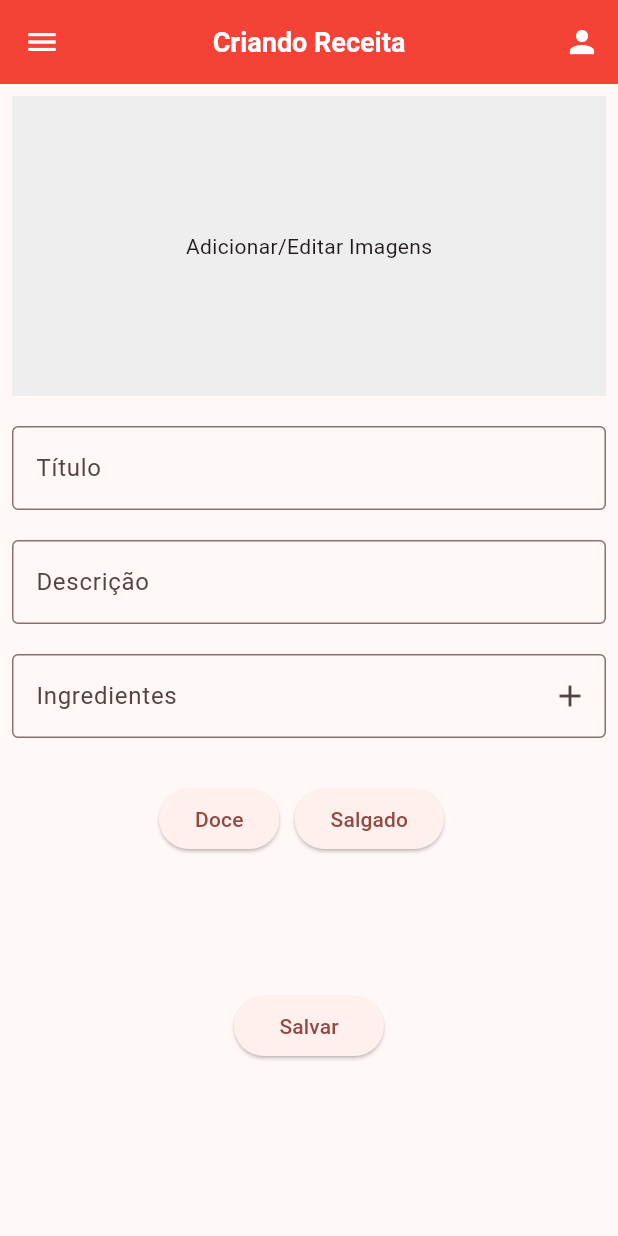
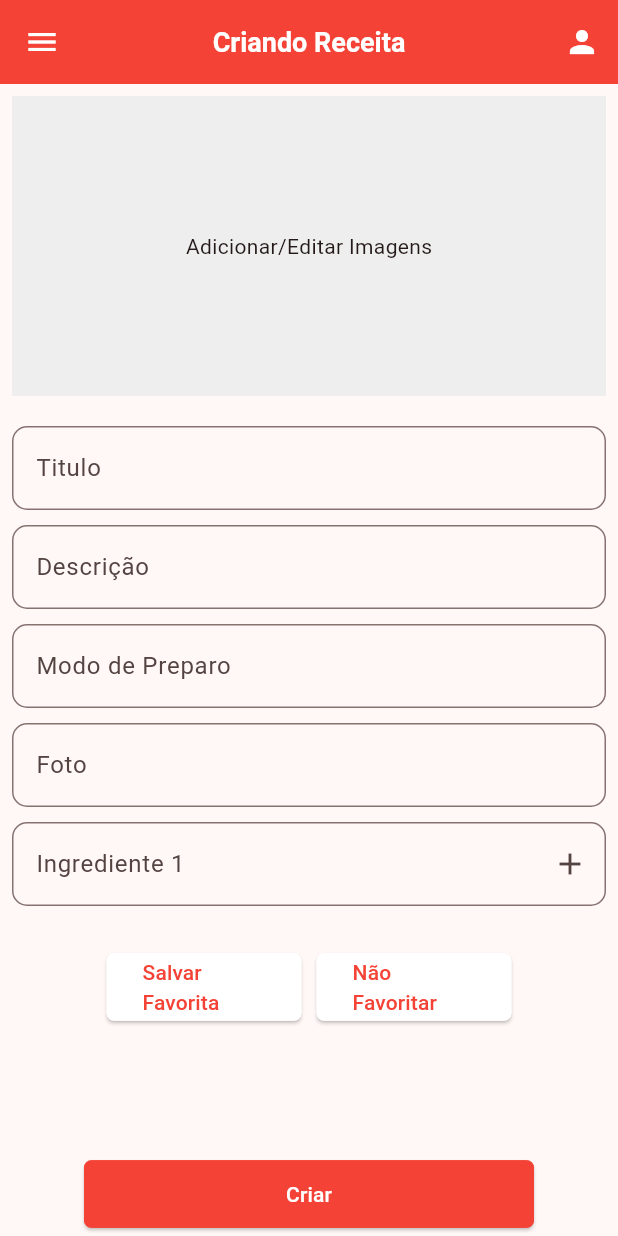
Before and after one commit to hannabacon/how, a Flutter app: the screen it shows after launch, after a tap on the "add" icon, on a phone screen of 412 x 824 dp. Run offline on Flutter 3.47's test engine with Material 3 defaults, Android fonts, the phone set to English and light mode, and no system bars; our stand-ins replace cached_network_image, flutter_mobx, graphql_flutter, mobx, rive, timezone; generated files the repository leaves out were written again; network calls fail.

Commit message:
criando receita

```diff
--- a/lib/src/helper/enums.dart
+++ b/lib/src/helper/enums.dart
@@ -1,3 +1,3 @@
 enum ScreenSize { small, medium, large, xlarge }
 
-enum StatusPage { loading, empty, error, success, loggedOut }
+enum StatusPage { loading, empty, error, idle, success, loggedOut }
--- a/lib/src/screen/create_recips/components/body.dart
+++ b/lib/src/screen/create_recips/components/body.dart
@@ -1,6 +1,10 @@
 import 'package:flutter/material.dart';
 import 'package:flutter_mobx/flutter_mobx.dart';
+import 'package:how/src/helper/enums.dart';
 import 'package:how/src/store/create_recips_store.dart';
+import 'package:how/src/widgets/receitas_button.dart';
+import 'package:how/src/widgets/receitas_button_white.dart';
+import 'package:how/src/widgets/receitas_textfield.dart';
 
 class Body extends StatelessWidget {
   final CreateRecipsStore store = CreateRecipsStore();
@@ -10,6 +14,7 @@ class Body extends StatelessWidget {
   @override
   Widget build(BuildContext context) {
     return Scaffold(
+      key: store.scaffoldKey,
       body: SingleChildScrollView(
         child: Padding(
           padding: const EdgeInsets.all(8.0),
@@ -24,46 +29,65 @@ class Body extends StatelessWidget {
                 ),
               ),
               const SizedBox(height: 20),
-              const TextField(
-                decoration: InputDecoration(
-                  border: OutlineInputBorder(),
-                  labelText: 'Título',
-                  //FALTA ADICIONAR UM CONTROLLER
-                ),
-              ),
-              const SizedBox(height: 20),
-              const TextField(
-                decoration: InputDecoration(
-                  border: OutlineInputBorder(),
-                  labelText: 'Descrição',
-                  //FALTA ADICIONAR UM CONTROLLER
-                ),
-              ),
-              const SizedBox(height: 20),
+              ReceitasTextfield(
+                  label: "Titulo",
+                  controller: store.titleController,
+                  keyboardType: TextInputType.text,
+                  obscureText: false,
+                  autoFocus: false,
+                  enabled: true),
+              const SizedBox(height: 10),
+              ReceitasTextfield(
+                  label: "Descrição",
+                  controller: store.descriptionController,
+                  keyboardType: TextInputType.text,
+                  obscureText: false,
+                  autoFocus: false,
+                  enabled: true),
+              const SizedBox(height: 10),
+              ReceitasTextfield(
+                  label: "Modo de Preparo",
+                  controller: store.preparationController,
+                  keyboardType: TextInputType.text,
+                  obscureText: false,
+                  autoFocus: false,
+                  enabled: true),
+              const SizedBox(height: 10),
+              ReceitasTextfield(
+                  label: "Foto",
+                  controller: store.imageController,
+                  keyboardType: TextInputType.text,
+                  obscureText: false,
+                  autoFocus: false,
+                  enabled: true),
+              const SizedBox(height: 10),
               Observer(builder: (_) {
                 return Column(
                   children: store.textControllers.asMap().entries.map((entry) {
                     int idx = entry.key;
-                    TextEditingController controller = entry.value;
-
                     return Column(
                       children: [
-                        TextField(
-                          controller: controller,
-                          decoration: InputDecoration(
-                            border: const OutlineInputBorder(),
-                            labelText: 'Ingredientes',
-                            suffixIcon: idx == store.textControllers.length - 1
-                                ? IconButton(
-                                    onPressed: store.addTextField,
-                                    icon: const Icon(Icons.add),
-                                  )
-                                : IconButton(
-                                    onPressed: store.removeTextField,
-                                    icon: const Icon(Icons.remove),
-                                  )
-                          ),
-                        ),
+                        ReceitasTextfield(
+                            label: "Ingrediente ${idx + 1}",
+                            controller: store.textControllers[idx],
+                            keyboardType: TextInputType.text,
+                            obscureText: false,
+                            autoFocus: false,
+                            enabled: true,
+                            suffixIcon: IconButton(
+                              onPressed: () {
+                                if (idx == store.textControllers.length - 1) {
+                                  store.addTextField();
+                                } else {
+                                  store.removeTextField();
+                                }
+                              },
+                              icon: Icon(
+                                idx == store.textControllers.length - 1
+                                    ? Icons.add
+                                    : Icons.remove,
+                              ),
+                            )),
                         const SizedBox(height: 10),
                       ],
                     );
@@ -76,27 +100,44 @@ class Body extends StatelessWidget {
                   Row(
                     mainAxisAlignment: MainAxisAlignment.center,
                     children: [
-                      ElevatedButton(
-                        onPressed: () {},
-                        child: const Text('Doce'),
-                      ),
+                      ReceitasWhiteButton(
+                          label: "Salvar Favorita",
+                          width: 130,
+                          onClick: () {
+                            store.typeController.text = '2';
+                          }),
                       const SizedBox(width: 10),
-                      ElevatedButton(
-                        onPressed: () {},
-                        child: const Text('Salgado'),
-                      ),
-                      const SizedBox(width: 10),
+                      ReceitasWhiteButton(
+                          label: "Não Favoritar",
+                          width: 130,
+                          onClick: () {
+                            store.typeController.text = '1';
+                          }),
                     ],
                   ),
-                  const SizedBox(height: 90),
-                  SizedBox(
-                    width: 100,
-                    child: ElevatedButton(
-                      onPressed: () {},
-                      child: const Text('Salvar'),
-                    ),
-                  ),
                 ],
+              ),
+              const SizedBox(height: 90),
+              Observer(
+                builder: (_) {
+                  return ReceitasButton(
+                    label: "Criar",
+                    onClick: () async {
+                      await store.createRecips();
+                      if (store.statusPage == StatusPage.success) {
+                        ScaffoldMessenger.of(context).showSnackBar(
+                          const SnackBar(
+                            content:
+                                Text('Sua receita foi criada com sucesso!'),
+                            duration: Duration(seconds: 3),
+                          ),
+                        );
+                        Navigator.of(context).pushNamed('/my-recips');
+                      }
+                    },
+                    width: 300,
+                  );
+                },
               ),
             ],
           ),
--- a/lib/src/widgets/receitas_button_white.dart
+++ b/lib/src/widgets/receitas_button_white.dart
@@ -23,12 +23,26 @@ class ReceitasWhiteButton extends StatefulWidget {
 }
 
 class _ReceitasWhiteButtonState extends State<ReceitasWhiteButton> {
+  bool _isSelected = false;
+
   @override
   Widget build(BuildContext context) {
     return ElevatedButton(
-      onPressed: widget.onClick,
+      onPressed: () {
+        setState(() {
+          _isSelected = !_isSelected;
+        });
+        widget.onClick();
+      },
       style: ButtonStyle(
-        backgroundColor: WidgetStateProperty.all( widget.variant == 'primary' ? Colors.white : Colors.red),
+        backgroundColor: WidgetStateProperty.resolveWith<Color>(
+          (Set<WidgetState> states) {
+            if (_isSelected) {
+              return widget.variant == 'primary' ? Colors.red : Colors.green;
+            }
+            return widget.variant == 'primary' ? Colors.white : Colors.red;
+          },
+        ),
         maximumSize: WidgetStateProperty.all(Size(widget.width, widget.height ?? 45)),
         shape: WidgetStateProperty.all(
           RoundedRectangleBorder(
@@ -40,7 +54,7 @@ class _ReceitasWhiteButtonState extends State<ReceitasWhiteButton> {
       child: Center(
         child: Text(
           widget.label,
-          style: TextStyle(fontSize: widget.fontSize ?? 14, color: widget.variant == 'primary' ? Colors.red : Colors.white),
+          style: TextStyle(fontSize: widget.fontSize ?? 14, color: _isSelected ? Colors.white : (widget.variant == 'primary' ? Colors.red : Colors.white)),
         ),
       ),
     );
```
Also changed, not shown: lib/src/services/graphql_service.dart (added, +14 -0 lines), lib/src/services/recips_service.dart (+13 -8 lines), lib/src/store/create_recips_store.dart (+91 -5 lines), lib/src/store/create_recips_store.g.dart, 5 other files.
